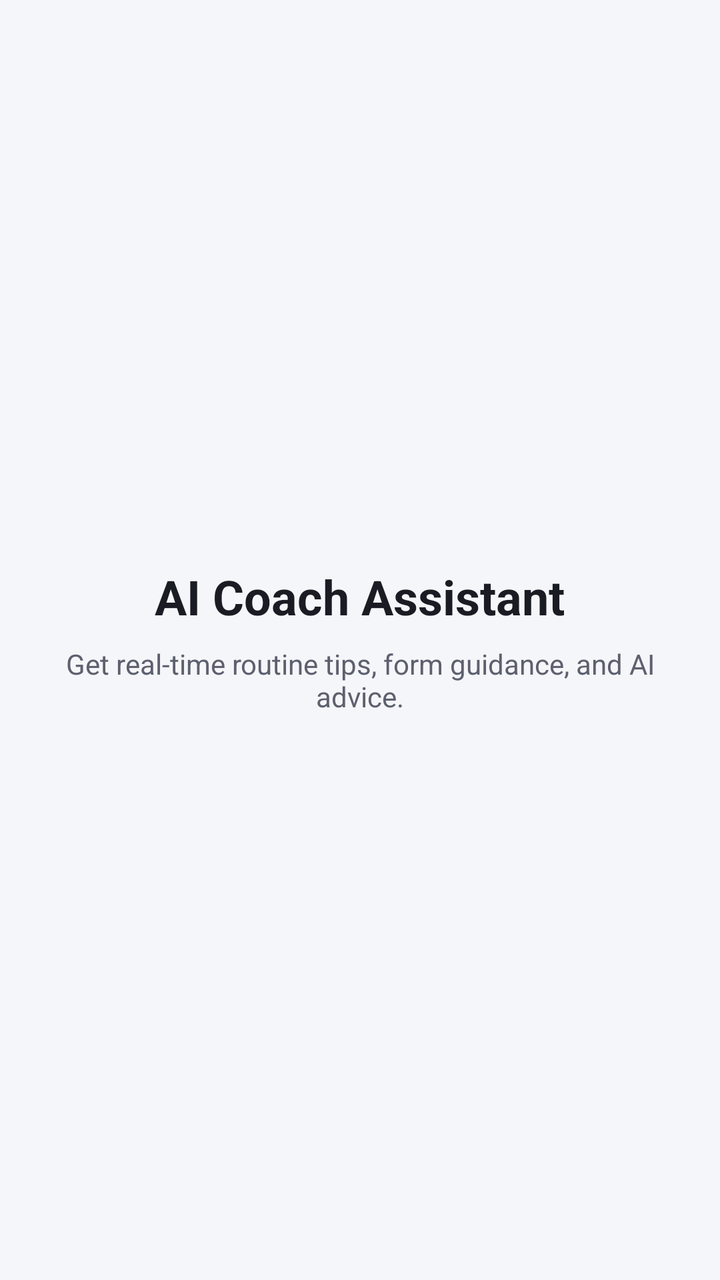
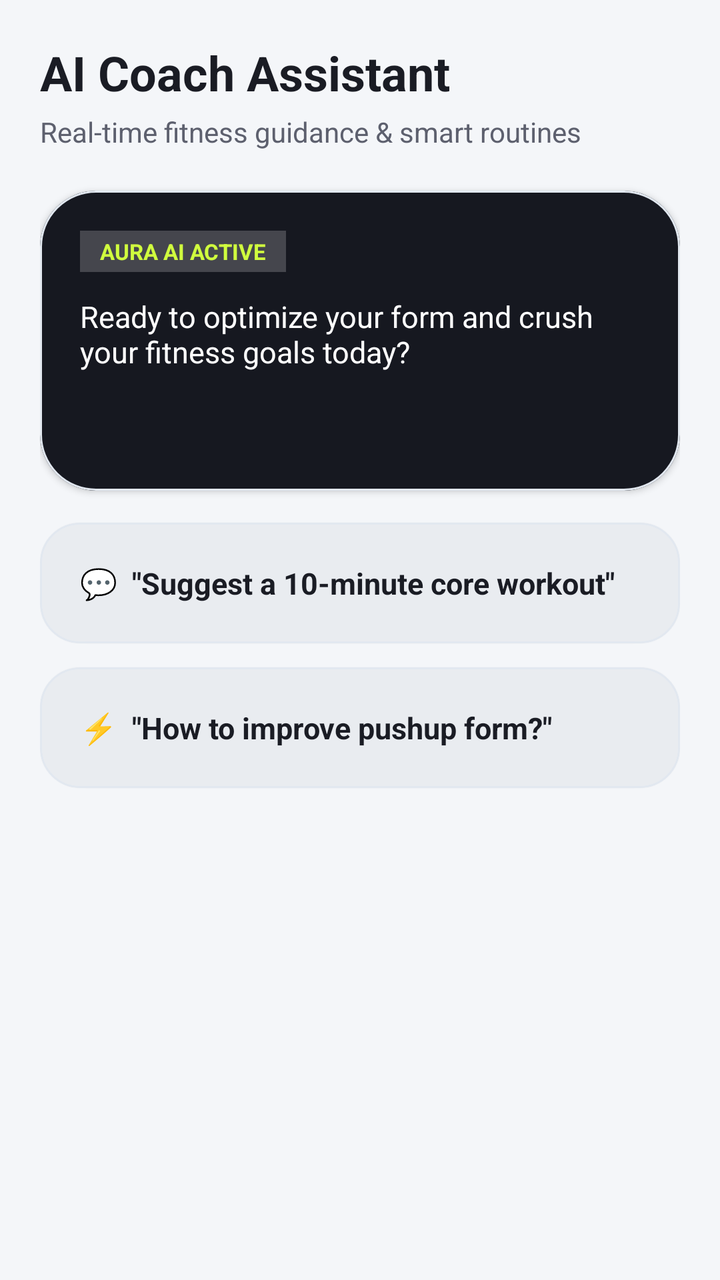

Two renders of the same Android screen: before a commit and after it. Below are the layout's source before the change and the commit's diff.
<!-- AndroidManifest.xml: application theme Theme.AuraFitAI -->
<!-- res/layout/fragment_ai_coach.xml -->
<?xml version="1.0" encoding="utf-8"?>
<LinearLayout xmlns:android="http://schemas.android.com/apk/res/android"
    android:layout_width="match_parent"
    android:layout_height="match_parent"
    android:gravity="center"
    android:orientation="vertical"
    android:background="?attr/colorSurface"
    android:padding="24dp">

    <TextView
        android:layout_width="wrap_content"
        android:layout_height="wrap_content"
        android:text="AI Coach Assistant"
        android:textSize="24sp"
        android:textStyle="bold"
        android:textColor="?attr/colorOnSurface"/>

    <TextView
        android:layout_width="wrap_content"
        android:layout_height="wrap_content"
        android:layout_marginTop="8dp"
        android:text="Get real-time routine tips, form guidance, and AI advice."
        android:textSize="14sp"
        android:gravity="center"
        android:textColor="?attr/colorOnSurfaceVariant"/>

</LinearLayout>
<!-- resources referenced by this layout -->
<resources>
  <style name="Theme.AuraFitAI" parent="Theme.Material3.Light.NoActionBar">
          <item name="colorPrimary">@color/gradient_auth_center</item>
          <item name="colorOnPrimary">@color/white</item>
          <item name="colorPrimaryContainer">@color/athletic_emerald_light</item>
          <item name="colorSecondary">@color/electric_lime</item>
          <item name="colorOnSecondary">@color/dark_on_background</item>
          <item name="colorTertiary">@color/gradient_btn_start</item>
  
          <item name="android:windowBackground">@color/light_background</item>
          <item name="colorSurface">@color/light_surface</item>
          <item name="colorSurfaceVariant">@color/light_surface_variant</item>
  
          <item name="colorOnBackground">@color/light_on_background</item>
          <item name="colorOnSurface">@color/light_on_surface</item>
          <item name="colorOnSurfaceVariant">@color/light_on_surface_variant</item>
  
          <item name="android:statusBarColor">@color/light_background</item>
          <item name="android:windowLightStatusBar">true</item>
      </style>
  <color name="gradient_auth_center">#00A86B</color>
  <color name="white">#FFFFFF</color>
  <color name="athletic_emerald_light">#4C8C4A</color>
  <color name="electric_lime">#D0FD3E</color>
  <color name="dark_on_background">#FFFFFF</color>
  <color name="gradient_btn_start">#00C99E</color>
  <color name="light_background">#FFFFFF</color>
  <color name="light_surface">#F4F6F9</color>
  <color name="light_surface_variant">#E9ECF0</color>
  <color name="light_on_background">#0D0E12</color>
  <color name="light_on_surface">#1A1C24</color>
  <color name="light_on_surface_variant">#5D606E</color>
</resources>

<!-- the commit's change to res/layout/fragment_ai_coach.xml (unified diff, before → after) -->
@@ -1,27 +1,131 @@
 <?xml version="1.0" encoding="utf-8"?>
-<LinearLayout xmlns:android="http://schemas.android.com/apk/res/android"
+<androidx.core.widget.NestedScrollView xmlns:android="http://schemas.android.com/apk/res/android"
+    xmlns:app="http://schemas.android.com/apk/res-auto"
     android:layout_width="match_parent"
     android:layout_height="match_parent"
-    android:gravity="center"
-    android:orientation="vertical"
     android:background="?attr/colorSurface"
-    android:padding="24dp">
+    android:fillViewport="true">
 
-    <TextView
-        android:layout_width="wrap_content"
+    <androidx.constraintlayout.widget.ConstraintLayout
+        android:layout_width="match_parent"
         android:layout_height="wrap_content"
-        android:text="AI Coach Assistant"
-        android:textSize="24sp"
-        android:textStyle="bold"
-        android:textColor="?attr/colorOnSurface"/>
+        android:padding="20dp"
+        android:paddingBottom="100dp">
 
-    <TextView
-        android:layout_width="wrap_content"
-        android:layout_height="wrap_content"
-        android:layout_marginTop="8dp"
-        android:text="Get real-time routine tips, form guidance, and AI advice."
-        android:textSize="14sp"
-        android:gravity="center"
-        android:textColor="?attr/colorOnSurfaceVariant"/>
+        <TextView
+            android:id="@+id/tvAiTitle"
+            android:layout_width="wrap_content"
+            android:layout_height="wrap_content"
+            android:text="AI Coach Assistant"
+            android:textColor="?attr/colorOnSurface"
+            android:textSize="24sp"
+            android:textStyle="bold"
+            app:layout_constraintStart_toStartOf="parent"
+            app:layout_constraintTop_toTopOf="parent" />
 
-</LinearLayout>
+        <TextView
+            android:id="@+id/tvAiSubtitle"
+            android:layout_width="wrap_content"
+            android:layout_height="wrap_content"
+            android:layout_marginTop="4dp"
+            android:text="Real-time fitness guidance &amp; smart routines"
+            android:textColor="?attr/colorOnSurfaceVariant"
+            android:textSize="14sp"
+            app:layout_constraintStart_toStartOf="parent"
+            app:layout_constraintTop_toBottomOf="@+id/tvAiTitle" />
+
+        
+        <com.google.android.material.card.MaterialCardView
+            android:id="@+id/cardAiHero"
+            android:layout_width="match_parent"
+            android:layout_height="150dp"
+            android:layout_marginTop="20dp"
+            app:cardBackgroundColor="@color/dark_surface"
+            app:cardCornerRadius="28dp"
+            app:cardElevation="2dp"
+            app:strokeWidth="1dp"
+            app:strokeColor="@color/borderStroke"
+            app:layout_constraintTop_toBottomOf="@+id/tvAiSubtitle">
+
+            <androidx.constraintlayout.widget.ConstraintLayout
+                android:layout_width="match_parent"
+                android:layout_height="match_parent"
+                android:padding="20dp">
+
+                <TextView
+                    android:id="@+id/tvAiBadge"
+                    android:layout_width="wrap_content"
+                    android:layout_height="wrap_content"
+                    android:background="@color/glass_white_alpha20"
+                    android:paddingHorizontal="10dp"
+                    android:paddingVertical="3dp"
+                    android:text="AURA AI ACTIVE"
+                    android:textColor="@color/electric_lime"
+                    android:textSize="11sp"
+                    android:textStyle="bold"
+                    app:layout_constraintStart_toStartOf="parent"
+                    app:layout_constraintTop_toTopOf="parent" />
+
+                <TextView
+                    android:id="@+id/tvAiHeroText"
+                    android:layout_width="0dp"
+                    android:layout_height="wrap_content"
+                    android:layout_marginTop="12dp"
+                    android:text="Ready to optimize your form and crush your fitness goals today?"
+                    android:textColor="@color/white"
+                    android:textSize="15sp"
+                    app:layout_constraintEnd_toEndOf="parent"
+                    app:layout_constraintStart_toStartOf="parent"
+                    app:layout_constraintTop_toBottomOf="@+id/tvAiBadge" />
+
+            </androidx.constraintlayout.widget.ConstraintLayout>
+        </com.google.android.material.card.MaterialCardView>
+
+        
+        <com.google.android.material.card.MaterialCardView
+            android:id="@+id/cardPrompt1"
+            android:layout_width="match_parent"
+            android:layout_height="wrap_content"
+            android:layout_marginTop="16dp"
+            app:cardBackgroundColor="?attr/colorSurfaceVariant"
+            app:cardCornerRadius="20dp"
+            app:cardElevation="1dp"
+            app:strokeWidth="1dp"
+            app:strokeColor="@color/borderStroke"
+            app:layout_constraintTop_toBottomOf="@+id/cardAiHero">
+
+            <TextView
+                android:layout_width="match_parent"
+                android:layout_height="wrap_content"
+                android:padding="20dp"
+                android:text="💬  &quot;Suggest a 10-minute core workout&quot;"
+                android:textColor="?attr/colorOnSurface"
+                android:textSize="15sp"
+                android:textStyle="bold" />
+        </com.google.android.material.card.MaterialCardView>
+
+        
+        <com.google.android.material.card.MaterialCardView
+            android:id="@+id/cardPrompt2"
+            android:layout_width="match_parent"
+            android:layout_height="wrap_content"
+            android:layout_marginTop="12dp"
+            app:cardBackgroundColor="?attr/colorSurfaceVariant"
+            app:cardCornerRadius="20dp"
+            app:cardElevation="1dp"
+            app:strokeWidth="1dp"
+            app:strokeColor="@color/borderStroke"
+            app:layout_constraintTop_toBottomOf="@+id/cardPrompt1">
+
+            <TextView
+                android:layout_width="match_parent"
+                android:layout_height="wrap_content"
+                android:padding="20dp"
+                android:text="⚡  &quot;How to improve pushup form?&quot;"
+                android:textColor="?attr/colorOnSurface"
+                android:textSize="15sp"
+                android:textStyle="bold" />
+        </com.google.android.material.card.MaterialCardView>
+
+    </androidx.constraintlayout.widget.ConstraintLayout>
+</androidx.core.widget.NestedScrollView>
<!-- resource entries referenced after the edit -->
@@ -1,5 +1,7 @@
 <!-- resources referenced by this layout -->
 <resources>
+  <color name="borderStroke">#E2E8F0</color>
+  <color name="dark_surface">#161820</color>
   <style name="Theme.AuraFitAI" parent="Theme.Material3.Light.NoActionBar">
           <item name="colorPrimary">@color/gradient_auth_center</item>
           <item name="colorOnPrimary">@color/white</item>
@@ -23,6 +25,7 @@
   <color name="white">#FFFFFF</color>
   <color name="athletic_emerald_light">#4C8C4A</color>
   <color name="electric_lime">#D0FD3E</color>
+  <color name="glass_white_alpha20">#33FFFFFF</color>
   <color name="dark_on_background">#FFFFFF</color>
   <color name="gradient_btn_start">#00C99E</color>
   <color name="light_background">#FFFFFF</color>
